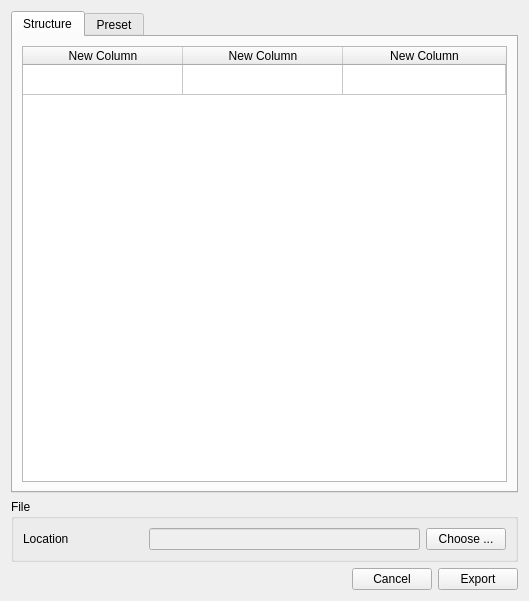
This is app/gui/stataExport.ui in petres/eurostat as Qt 5 draws it before an edit. The edited form follows.
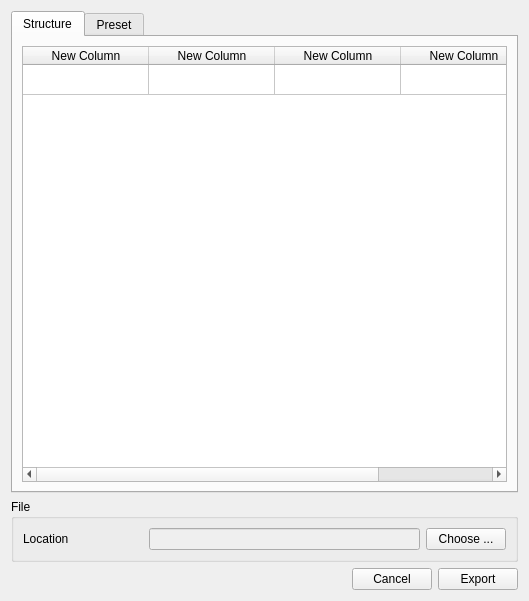
This is the edited form.

Commit message: stata with encoding option bugfixes

```diff
--- a/app/gui/stataExport.ui
+++ b/app/gui/stataExport.ui
@@ -36,7 +36,7 @@
           <bool>true</bool>
          </property>
          <attribute name="horizontalHeaderDefaultSectionSize">
-          <number>160</number>
+          <number>126</number>
          </attribute>
          <attribute name="horizontalHeaderMinimumSectionSize">
           <number>25</number>
@@ -70,6 +70,11 @@
            <string>New Column</string>
           </property>
          </column>
+         <column>
+          <property name="text">
+           <string>New Column</string>
+          </property>
+         </column>
         </widget>
        </item>
       </layout>
```
The commit also changes 3 other files.
